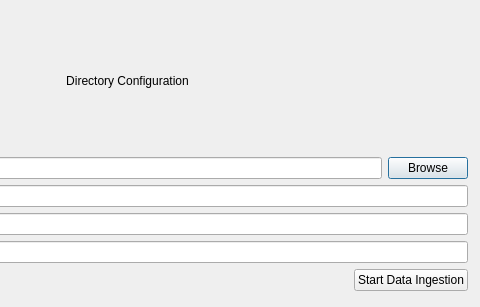
Qt form app/views/ui/PICK_DirectoryConfig.ui (galvarez6/pick-tool-team07-runtime-terror) before a commit; both pictures show x 223 to 703 and y 0 to 307 of the 703 by 307 pixel window.
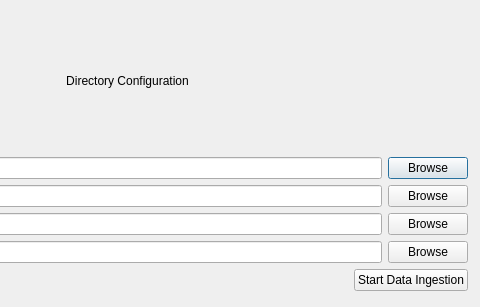
The same form after that commit.

Commit message: added browse to other folders

```diff
--- a/app/views/ui/PICK_DirectoryConfig.ui
+++ b/app/views/ui/PICK_DirectoryConfig.ui
@@ -98,6 +98,13 @@
       <item>
        <widget class="QLineEdit" name="redFolderTxtBox"/>
       </item>
+      <item>
+       <widget class="QPushButton" name="red_browseBtn">
+        <property name="text">
+         <string>Browse</string>
+        </property>
+       </widget>
+      </item>
      </layout>
     </item>
     <item>
@@ -128,6 +135,13 @@
       <item>
        <widget class="QLineEdit" name="blueFolderTxtBox"/>
       </item>
+      <item>
+       <widget class="QPushButton" name="blue_browseBtn">
+        <property name="text">
+         <string>Browse</string>
+        </property>
+       </widget>
+      </item>
      </layout>
     </item>
     <item>
@@ -158,6 +172,13 @@
       <item>
        <widget class="QLineEdit" name="whiteFolderTxtBox"/>
       </item>
+      <item>
+       <widget class="QPushButton" name="white_browseBtn">
+        <property name="text">
+         <string>Browse</string>
+        </property>
+       </widget>
+      </item>
      </layout>
     </item>
     <item>
```
Left out of the diff: 2 changed lines with no effect on the pictures. The commit also changes 1 other file.
